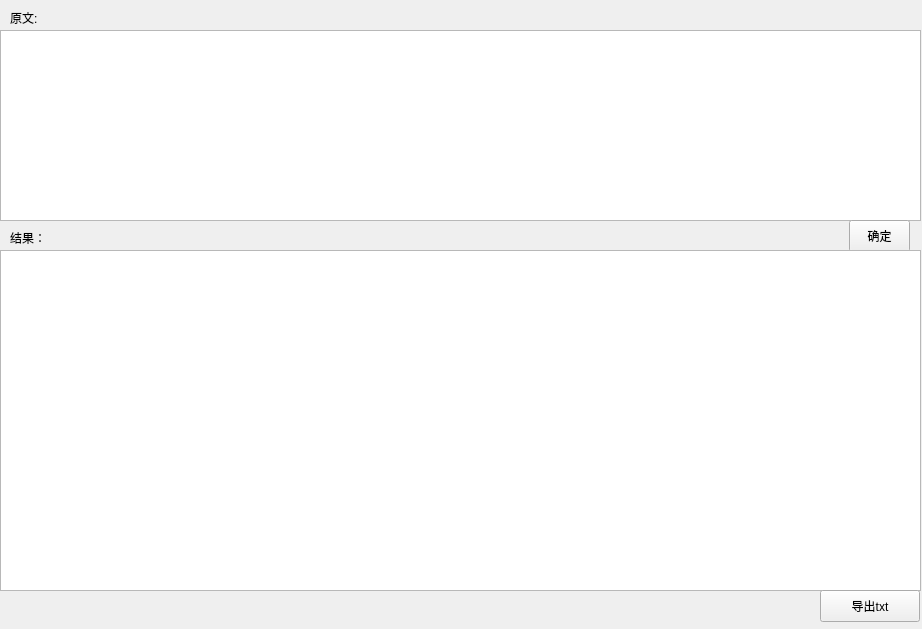
The window that src/convert.ui (hellowac/qt6convert) describes before a commit, drawn with Qt 5.
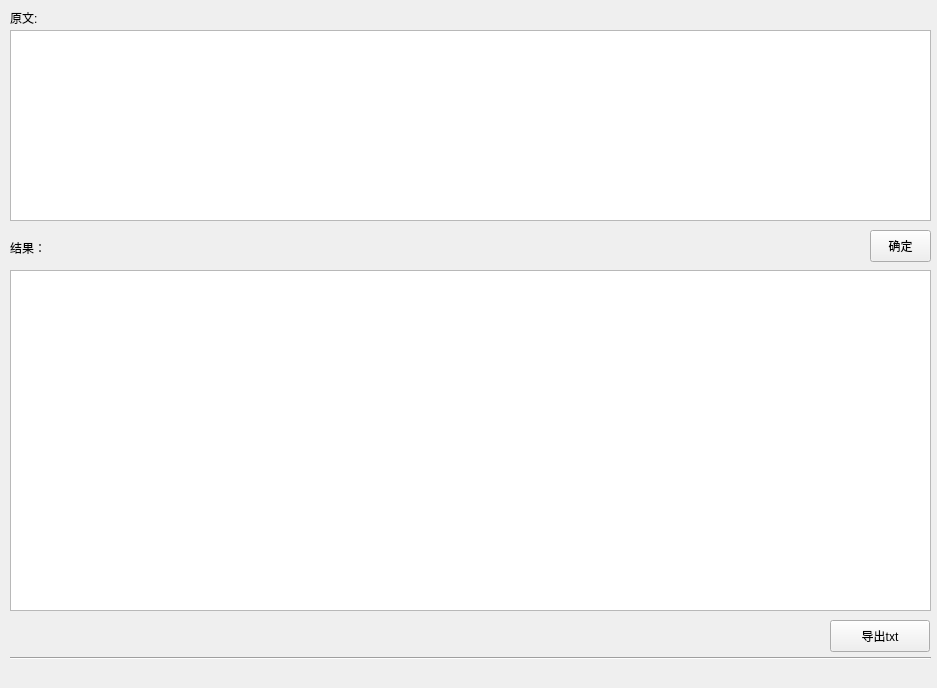
The same window after the commit.

Diff of the .ui file:
```diff
--- a/src/convert.ui
+++ b/src/convert.ui
@@ -6,8 +6,8 @@
    <rect>
     <x>0</x>
     <y>0</y>
-    <width>922</width>
-    <height>629</height>
+    <width>937</width>
+    <height>688</height>
    </rect>
   </property>
   <property name="windowTitle">
@@ -29,7 +29,7 @@
   <widget class="QPlainTextEdit" name="raw_text_editor">
    <property name="geometry">
     <rect>
-     <x>0</x>
+     <x>10</x>
      <y>30</y>
      <width>921</width>
      <height>191</height>
@@ -40,7 +40,7 @@
    <property name="geometry">
     <rect>
      <x>10</x>
-     <y>230</y>
+     <y>240</y>
      <width>71</width>
      <height>16</height>
     </rect>
@@ -52,8 +52,8 @@
   <widget class="QPushButton" name="sure_button">
    <property name="geometry">
     <rect>
-     <x>849</x>
-     <y>220</y>
+     <x>870</x>
+     <y>230</y>
      <width>61</width>
      <height>32</height>
     </rect>
@@ -65,8 +65,8 @@
   <widget class="QTextBrowser" name="result_text_browser">
    <property name="geometry">
     <rect>
-     <x>0</x>
-     <y>250</y>
+     <x>10</x>
+     <y>270</y>
      <width>921</width>
      <height>341</height>
     </rect>
@@ -75,8 +75,8 @@
   <widget class="QPushButton" name="pushButton_2">
    <property name="geometry">
     <rect>
-     <x>820</x>
-     <y>590</y>
+     <x>830</x>
+     <y>620</y>
      <width>100</width>
      <height>32</height>
     </rect>
@@ -85,6 +85,19 @@
     <string>导出txt</string>
    </property>
   </widget>
+  <widget class="Line" name="line">
+   <property name="geometry">
+    <rect>
+     <x>10</x>
+     <y>650</y>
+     <width>921</width>
+     <height>16</height>
+    </rect>
+   </property>
+   <property name="orientation">
+    <enum>Qt::Horizontal</enum>
+   </property>
+  </widget>
  </widget>
  <resources/>
  <connections/>
```
Left out of the diff: 2 changed lines with no effect on the pictures.
